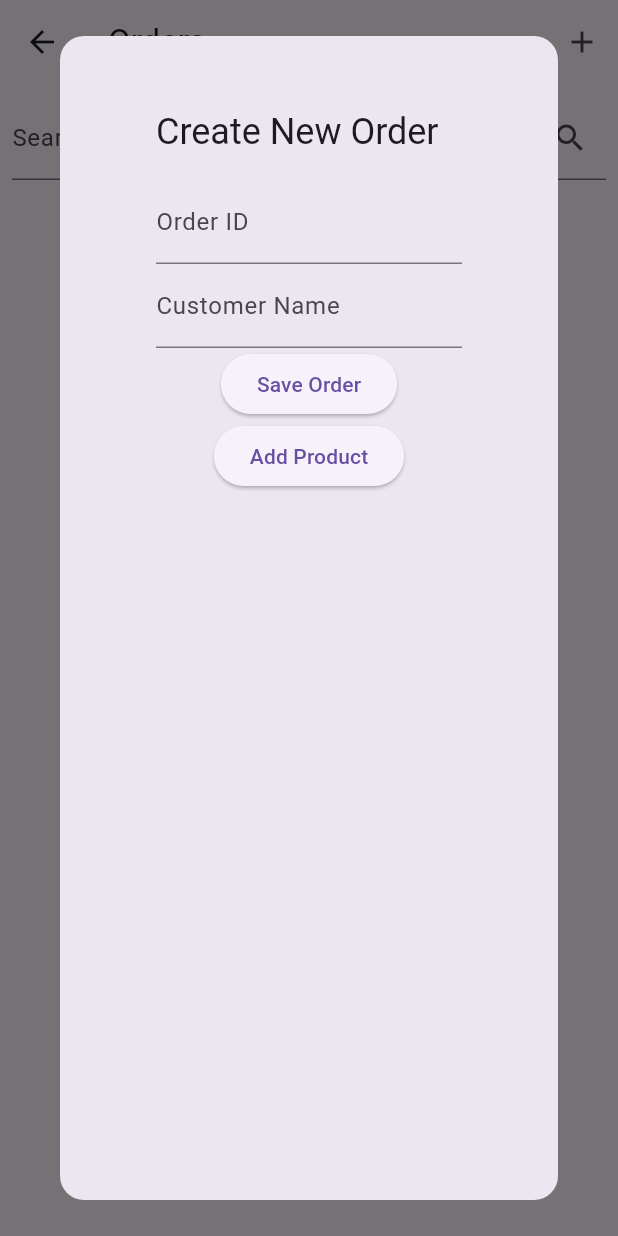
After one commit to Jainaveen-M/stock_rental, a Flutter app: the OrdersDashboard screen opened directly, after a tap on the "add" icon, on a phone screen of 412 x 824 dp. The commit adds this screen. Run offline on Flutter 3.47's test engine with Material 3 defaults, Android fonts, the light colour scheme and no system bars; our stand-ins replace flutter_datetime_picker_plus, sembast.

Commit message:
Added order details

```diff
--- a/lib/customer/customer_dashboard.dart
+++ b/lib/customer/customer_dashboard.dart
@@ -104,6 +104,7 @@ class _CustomerDashboardState extends State<CustomerDashboard> {
                         subtitle: Column(
                           crossAxisAlignment: CrossAxisAlignment.start,
                           children: [
+                            Text('ID: ${customer.id}'),
                             Text('Phone: ${customer.phoneNumber}'),
                             Text('Address: ${customer.address}'),
                           ],
--- /dev/null
+++ b/lib/model/order.dart
@@ -0,0 +1,41 @@
+import 'package:stock_rental/model/product.dart';
+
+class Order {
+  String orderId;
+  String customerName;
+  DateTime orderDate;
+  List<Product> products;
+  String status;
+
+  Order({
+    required this.orderId,
+    required this.customerName,
+    required this.orderDate,
+    required this.products,
+    this.status = 'Active',
+  });
+
+  // Convert Order to Map for Sembast storage
+  Map<String, dynamic> toMap() {
+    return {
+      'orderId': orderId,
+      'customerName': customerName,
+      'orderDate': orderDate.toIso8601String(),
+      'products': products.map((product) => product.toMap()).toList(),
+      'status': status,
+    };
+  }
+
+  // Convert Map to Order
+  static Order fromMap(Map<String, dynamic> map) {
+    var productsData = List<Map<String, dynamic>>.from(map['products']);
+    var products = productsData.map((p) => Product.fromMap2(p)).toList();
+    return Order(
+      orderId: map['orderId'],
+      customerName: map['customerName'],
+      orderDate: DateTime.parse(map['orderDate']),
+      products: products,
+      status: map['status'],
+    );
+  }
+}
--- a/lib/model/product.dart
+++ b/lib/model/product.dart
@@ -31,4 +31,13 @@ class Product {
       price: map['price'],
     );
   }
+
+  static Product fromMap2(Map<String, dynamic> map) {
+    return Product(
+      id: map['id'],
+      name: map['name'],
+      category: map['category'],
+      price: map['price'],
+    );
+  }
 }
--- /dev/null
+++ b/lib/order/order_dashboard.dart
@@ -0,0 +1,234 @@
+import 'package:flutter/material.dart';
+import 'package:intl/intl.dart';
+import 'package:stock_rental/add_product.dart';
+import 'package:stock_rental/model/order.dart';
+import 'package:stock_rental/model/product.dart';
+import 'package:stock_rental/repo/order_db_helper.dart';
+import 'package:intl/intl.dart';
+
+class OrdersDashboard extends StatefulWidget {
+  @override
+  _OrdersDashboardState createState() => _OrdersDashboardState();
+}
+
+class _OrdersDashboardState extends State<OrdersDashboard> {
+  final _orderDatabase = OrderDatabase();
+  final searchController = TextEditingController();
+  final DateFormat dateFormat = DateFormat('yyyy-MM-dd');
+  List<Order> orders = [];
+
+  @override
+  void initState() {
+    super.initState();
+    _orderDatabase.init().then((_) {
+      _loadOrders();
+    });
+  }
+
+  // Load orders from the database
+  void _loadOrders() async {
+    final allOrders = await _orderDatabase.getAllOrders();
+    setState(() {
+      orders = allOrders;
+    });
+  }
+
+  // Filter orders by search query
+  List<Order> _getFilteredOrders() {
+    String query = searchController.text.toLowerCase();
+    return orders.where((order) {
+      return order.orderId.toLowerCase().contains(query) ||
+          order.customerName.toLowerCase().contains(query);
+    }).toList();
+  }
+
+  // Create a new order
+  void _createNewOrder() {
+    showDialog(
+      context: context,
+      builder: (context) {
+        return Dialog(
+          shape: RoundedRectangleBorder(
+            borderRadius: BorderRadius.circular(16),
+          ),
+          child: NewOrderDialog(
+            onCreate: (newOrder) {
+              _orderDatabase.saveOrder(newOrder);
+              _loadOrders();
+              Navigator.pop(context);
+            },
+          ),
+        );
+      },
+    );
+  }
+
+  // Edit an order
+  void _editOrder(Order order) {
+    showDialog(
+      context: context,
+      builder: (context) {
+        return EditOrderDialog(
+          order: order,
+          onUpdate: (updatedOrder) {
+            _orderDatabase.updateOrder(updatedOrder);
+            _loadOrders();
+            Navigator.pop(context);
+          },
+        );
+      },
+    );
+  }
+
+  // Mark order as closed
+  void _closeOrder(Order order) async {
+    order.status = 'Closed';
+    await _orderDatabase.updateOrder(order);
+    _loadOrders();
+  }
+
+  @override
+  Widget build(BuildContext context) {
+    return Scaffold(
+      appBar: AppBar(
+        title: Text("Orders"),
+        actions: [
+          IconButton(
+            icon: Icon(Icons.add),
+            onPressed: _createNewOrder,
+          ),
+        ],
+      ),
+      body: Column(
+        children: [
+          Padding(
+            padding: const EdgeInsets.all(8.0),
+            child: TextField(
+              controller: searchController,
+              decoration: InputDecoration(
+                labelText: 'Search Orders',
+                suffixIcon: Icon(Icons.search),
+              ),
+              onChanged: (_) => setState(() {}),
+            ),
+          ),
+          Expanded(
+            child: ListView.builder(
+              itemCount: _getFilteredOrders().length,
+              itemBuilder: (context, index) {
+                Order order = _getFilteredOrders()[index];
+                return Card(
+                  child: ListTile(
+                    title: Text('Order ID: ${order.orderId}'),
+                    subtitle: Text(
+                        'Customer: ${order.customerName}\nStatus: ${order.status}'),
+                    onTap: () => _editOrder(order),
+                    trailing: order.status == 'Active'
+                        ? IconButton(
+                            icon: Icon(Icons.close),
+                            onPressed: () => _closeOrder(order),
+                          )
+                        : null,
+                  ),
+                );
+              },
+            ),
+          ),
+        ],
+      ),
+    );
+  }
+}
+
+class NewOrderDialog extends StatelessWidget {
+  final Function(Order) onCreate;
+
+  NewOrderDialog({required this.onCreate});
+
+  @override
+  Widget build(BuildContext context) {
+    return AlertDialog(
+      title: Text("Create New Order"),
+      content: CreateOrderForm(onCreate: onCreate),
+    );
+  }
+}
+
+class EditOrderDialog extends StatelessWidget {
+  final Order order;
+  final Function(Order) onUpdate;
+
+  EditOrderDialog({required this.order, required this.onUpdate});
+
+  @override
+  Widget build(BuildContext context) {
+    return AlertDialog(
+      title: Text("Edit Order"),
+      content: CreateOrderForm(
+        onCreate: onUpdate,
+        initialOrder: order,
+      ),
+    );
+  }
+}
+
+class CreateOrderForm extends StatefulWidget {
+  final Function(Order) onCreate;
+  final Order? initialOrder;
+
+  CreateOrderForm({required this.onCreate, this.initialOrder});
+
+  @override
+  _CreateOrderFormState createState() => _CreateOrderFormState();
+}
+
+class _CreateOrderFormState extends State<CreateOrderForm> {
+  final _customerNameController = TextEditingController();
+  final _productsController = TextEditingController();
+  final _orderIdController = TextEditingController();
+  final DateFormat dateFormat = DateFormat('yyyy-MM-dd');
+
+  List<Product> products = [];
+
+  @override
+  void initState() {
+    super.initState();
+    if (widget.initialOrder != null) {
+      _orderIdController.text = widget.initialOrder!.orderId;
+      _customerNameController.text = widget.initialOrder!.customerName;
+      products = widget.initialOrder!.products;
+    }
+  }
+
+  void _saveOrder() {
+    final order = Order(
+      orderId: _orderIdController.text,
+      customerName: _customerNameController.text,
+      orderDate: DateTime.now(),
+      products: products,
+    );
+    widget.onCreate(order);
+  }
+
+  @override
+  Widget build(BuildContext context) {
+    return Column(
+      children: [
+        TextField(
+          controller: _orderIdController,
+          decoration: InputDecoration(labelText: 'Order ID'),
+        ),
+        TextField(
+          controller: _customerNameController,
+          decoration: InputDecoration(labelText: 'Customer Name'),
+        ),
+        // Add product creation/editing here
+        ElevatedButton(
+          onPressed: _saveOrder,
+          child: Text('Save Order'),
+        ),
+        AddProductFieldsWidget()
+      ],
+    );
+  }
+}
--- /dev/null
+++ b/lib/repo/order_db_helper.dart
@@ -0,0 +1,53 @@
+import 'package:path_provider/path_provider.dart';
+import 'package:sembast/sembast.dart';
+import 'package:sembast/sembast_io.dart';
+import 'package:stock_rental/model/order.dart';
+
+class OrderDatabase {
+  static final OrderDatabase _singleton = OrderDatabase._internal();
+
+  // Factory constructor
+  factory OrderDatabase() {
+    return _singleton;
+  }
+
+  OrderDatabase._internal();
+
+  // Database instance
+  late Database _db;
+
+  // Store for customers
+  final _orderStore = intMapStoreFactory.store('order');
+
+  // Initialize the database
+  Future<void> init() async {
+    final dir = await getApplicationDocumentsDirectory();
+    final dbPath = '${dir.path}/order.db';
+    _db = await databaseFactoryIo.openDatabase(dbPath);
+  }
+
+  // Save order to the database
+  Future<void> saveOrder(Order order) async {
+    await _orderStore.add(_db, order.toMap());
+  }
+
+  // Fetch all orders
+  Future<List<Order>> getAllOrders() async {
+    final snapshot = await _orderStore.find(_db);
+    return snapshot.map((record) => Order.fromMap(record.value)).toList();
+  }
+
+  // Update an order
+  Future<void> updateOrder(Order order) async {
+    var record = await _orderStore.findFirst(_db,
+        finder: Finder(filter: Filter.byKey(order.orderId)));
+    if (record != null) {
+      await _orderStore.record(order.orderId as int).put(_db, order.toMap());
+    }
+  }
+
+  // Close the database
+  Future<void> close() async {
+    await _db.close();
+  }
+}
--- a/pubspec.yaml
+++ b/pubspec.yaml
@@ -32,12 +32,14 @@ dependencies:
     sdk: flutter
   sembast: ^3.8.1+1
   uuid: ^4.5.1
+  intl:
   path_provider: ^2.1.2
   file_picker: ^6.1.1
 
   # The following adds the Cupertino Icons font to your application.
   # Use with the CupertinoIcons class for iOS style icons.
   cupertino_icons: ^1.0.8
+  flutter_datetime_picker_plus: ^2.2.0
 
 dev_dependencies:
   flutter_test:
```
Also changed, not shown: lib/add_product.dart (added, +155 -0 lines), lib/main.dart (+11 -1 lines), pubspec.lock.
